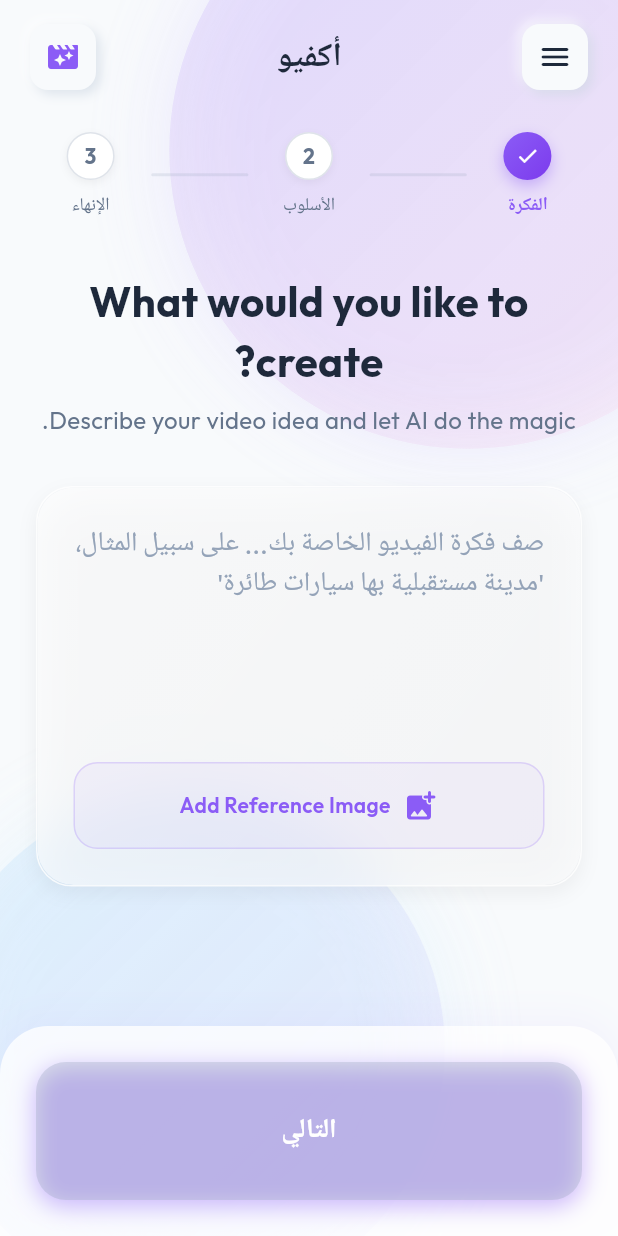
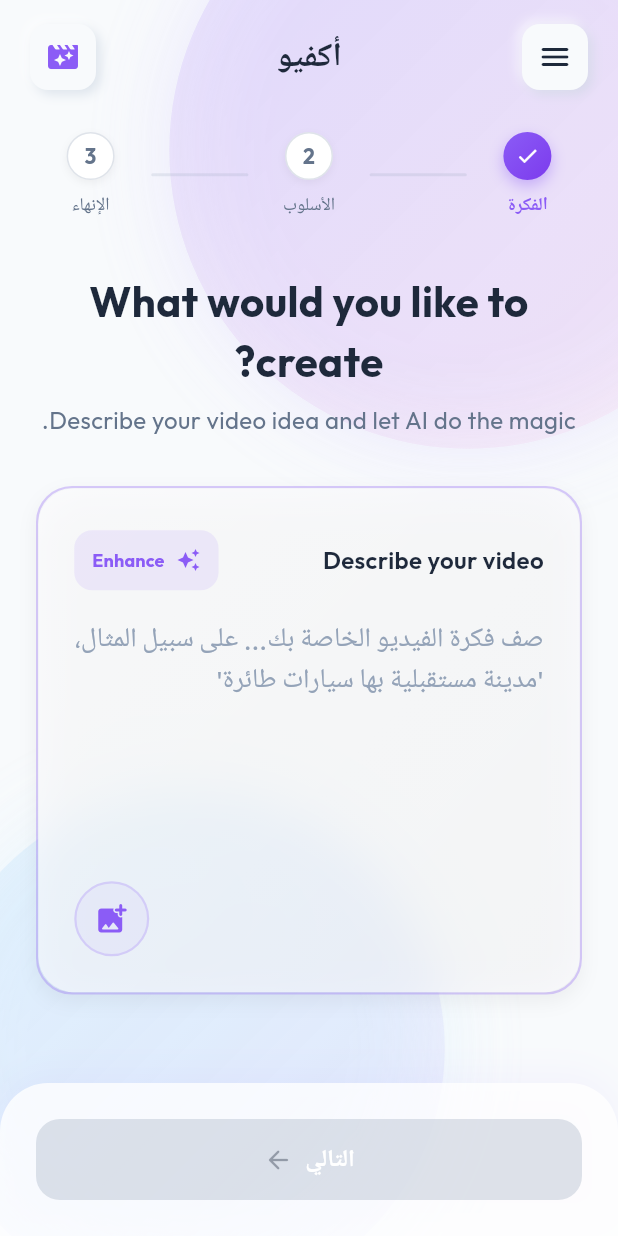
Before and after one commit to bardoun7894/aqviooApp, a Flutter app: the screen it shows once a user with an empty profile is signed in, on a phone screen of 412 x 824 dp. Run offline on Flutter 3.47's test engine with Material 3 defaults, Android fonts, the phone set to English and light mode, and no system bars; our stand-ins replace chewie, cloud_firestore, firebase_auth, firebase_core, flutter_dotenv, flutter_riverpod and 8 more; accounts and stored records are empty; project files that could hold a hidden picture were left out.

Commit message:
style: Apply glassmorphism and neumorphism to style configuration, updating fonts, colors, and spacing.

```diff
--- a/lib/core/widgets/neumorphic_container.dart
+++ b/lib/core/widgets/neumorphic_container.dart
@@ -13,6 +13,7 @@ class NeumorphicContainer extends StatelessWidget {
   final double intensity;
   final bool isConcave;
   final BoxShape shape;
+  final Border? border;
   final VoidCallback? onTap;
 
   const NeumorphicContainer({
@@ -28,6 +29,7 @@ class NeumorphicContainer extends StatelessWidget {
     this.intensity = 0.7,
     this.isConcave = false,
     this.shape = BoxShape.rectangle,
+    this.border,
     this.onTap,
   });
 
@@ -45,13 +47,14 @@ class NeumorphicContainer extends StatelessWidget {
       borderRadius:
           shape == BoxShape.circle ? null : BorderRadius.circular(borderRadius),
       shape: shape,
+      border: border,
       boxShadow: [
         // Top Left Shadow (Light)
         BoxShadow(
           color: isConcave ? darkShadow : lightShadow,
           offset:
               Offset(isConcave ? depth : -depth, isConcave ? depth : -depth),
-          blurRadius: depth * 2,
+          blurRadius: depth.abs() * 2,
           spreadRadius: 0.0,
         ),
         // Bottom Right Shadow (Dark)
@@ -59,7 +62,7 @@ class NeumorphicContainer extends StatelessWidget {
           color: isConcave ? lightShadow : darkShadow,
           offset:
               Offset(isConcave ? -depth : depth, isConcave ? -depth : depth),
-          blurRadius: depth * 2,
+          blurRadius: depth.abs() * 2,
           spreadRadius: 0.0,
         ),
       ],
--- a/lib/features/home/presentation/screens/home_screen.dart
+++ b/lib/features/home/presentation/screens/home_screen.dart
@@ -74,6 +74,29 @@ class _HomeScreenState extends ConsumerState<HomeScreen>
       _selectedImage = null;
     });
     ref.read(creationControllerProvider.notifier).updateImagePath(null);
+  }
+
+  void _enhancePrompt() {
+    final currentText = _promptController.text;
+    if (currentText.isEmpty) return;
+
+    // Mock AI Enhancement
+    final enhancedText = "$currentText (Enhanced with AI magic ✨)";
+
+    _promptController.text = enhancedText;
+    ref.read(creationControllerProvider.notifier).updatePrompt(enhancedText);
+
+    ScaffoldMessenger.of(context).showSnackBar(
+      SnackBar(
+        content: Text('Prompt enhanced! ✨'),
+        backgroundColor: AppColors.primaryPurple,
+        behavior: SnackBarBehavior.floating,
+        shape: RoundedRectangleBorder(
+          borderRadius: BorderRadius.circular(16),
+        ),
+        duration: const Duration(seconds: 1),
+      ),
+    );
   }
 
   bool _canProceedToNextStep() {
@@ -398,21 +421,66 @@ class _HomeScreenState extends ConsumerState<HomeScreen>
             borderRadius: 24,
             blurIntensity: 15,
             opacity: 0.6,
-            borderColor: AppColors.white.withOpacity(0.8),
+            borderColor:
+                AppColors.primaryPurple.withOpacity(0.3), // Visible border
+            borderWidth: 1.5,
             padding: const EdgeInsets.all(24),
             child: Column(
+              crossAxisAlignment: CrossAxisAlignment.start,
               children: [
-                TextField(
+                Row(
+                  mainAxisAlignment: MainAxisAlignment.spaceBetween,
+                  children: [
+                    Text(
+                      'Describe your video',
+                      style: GoogleFonts.outfit(
+                        fontSize: 16,
+                        fontWeight: FontWeight.w600,
+                        color: AppColors.textPrimary,
+                      ),
+                    ),
+                    // Enhance Button
+                    TextButton.icon(
+                      onPressed: _enhancePrompt,
+                      icon: const Icon(
+                        Icons.auto_awesome,
+                        size: 16,
+                        color: AppColors.primaryPurple,
+                      ),
+                      label: Text(
+                        'Enhance',
+                        style: GoogleFonts.outfit(
+                          fontSize: 12,
+                          fontWeight: FontWeight.bold,
+                          color: AppColors.primaryPurple,
+                        ),
+                      ),
+                      style: TextButton.styleFrom(
+                        padding: const EdgeInsets.symmetric(
+                            horizontal: 12, vertical: 6),
+                        backgroundColor:
+                            AppColors.primaryPurple.withOpacity(0.1),
+                        shape: RoundedRectangleBorder(
+                          borderRadius: BorderRadius.circular(12),
+                        ),
+                      ),
+                    ),
+                  ],
+                ),
+                const SizedBox(height: 16),
+                Container(
+                  constraints: const BoxConstraints(minHeight: 150),
+                  child: TextField(
                     controller: _promptController,
-                  minLines: 5,
-                  maxLines: 10,
+                    maxLines: null,
                     style: GoogleFonts.outfit(
                       fontSize: 18,
                       color: AppColors.textPrimary,
                       height: 1.5,
                     ),
                     decoration: InputDecoration(
-                    hintText: AppLocalizations.of(context)!.ideaStepPlaceholder,
+                      hintText:
+                          AppLocalizations.of(context)!.ideaStepPlaceholder,
                       hintStyle: GoogleFonts.outfit(
                         color: AppColors.textHint,
                         fontSize: 18,
@@ -424,6 +492,7 @@ class _HomeScreenState extends ConsumerState<HomeScreen>
                       contentPadding: EdgeInsets.zero,
                     ),
                     onChanged: (value) => setState(() {}),
+                  ),
                 ),
                 const SizedBox(height: 24),
 
@@ -459,32 +528,26 @@ class _HomeScreenState extends ConsumerState<HomeScreen>
                     ],
                   )
                 else
-                  GestureDetector(
+                  Align(
+                    alignment: Alignment.centerLeft,
+                    child: GestureDetector(
                       onTap: _pickImage,
                       child: Container(
-                      padding: const EdgeInsets.symmetric(vertical: 16),
+                        width: 50,
+                        height: 50,
                         decoration: BoxDecoration(
                           color: AppColors.primaryPurple.withOpacity(0.05),
-                        borderRadius: BorderRadius.circular(16),
+                          shape: BoxShape.circle,
                           border: Border.all(
                             color: AppColors.primaryPurple.withOpacity(0.2),
-                          style: BorderStyle.solid,
+                            width: 1.5,
                           ),
                         ),
-                      child: Row(
-                        mainAxisAlignment: MainAxisAlignment.center,
-                        children: [
-                          Icon(Icons.add_photo_alternate_rounded,
-                              color: AppColors.primaryPurple),
-                          const SizedBox(width: 8),
-                          Text(
-                            "Add Reference Image",
-                            style: GoogleFonts.outfit(
+                        child: Icon(
+                          Icons.add_photo_alternate_rounded,
                           color: AppColors.primaryPurple,
-                              fontWeight: FontWeight.w600,
+                          size: 24,
                         ),
-                          ),
-                        ],
                       ),
                     ),
                   ),
@@ -538,63 +601,39 @@ class _HomeScreenState extends ConsumerState<HomeScreen>
           if (currentStep > 0) const SizedBox(width: 16),
           Expanded(
             flex: 2,
-            child: AnimatedBuilder(
-              animation: _orbController,
-              builder: (context, child) {
-                return Container(
-                  decoration: BoxDecoration(
-                    borderRadius: BorderRadius.circular(20),
-                    boxShadow: [
-                      BoxShadow(
-                        color: AppColors.primaryPurple
-                            .withOpacity(0.4 + (_orbController.value * 0.2)),
-                        blurRadius: 12 + (_orbController.value * 8),
-                        spreadRadius: _orbController.value * 2,
-                        offset: const Offset(0, 4),
-                      ),
-                    ],
-                  ),
             child: ElevatedButton(
               onPressed: _canProceedToNextStep() ? _goToNextStep : null,
               style: ElevatedButton.styleFrom(
-                      padding: const EdgeInsets.symmetric(vertical: 18),
-                      backgroundColor: Colors.transparent,
-                      shadowColor: Colors.transparent,
+                backgroundColor: AppColors.primaryPurple,
+                foregroundColor: Colors.white,
+                padding: const EdgeInsets.symmetric(vertical: 16),
+                elevation: 0,
                 shape: RoundedRectangleBorder(
-                          borderRadius: BorderRadius.circular(20)),
+                  borderRadius: BorderRadius.circular(16),
+                ),
               ).copyWith(
-                      backgroundColor:
-                          MaterialStateProperty.resolveWith((states) {
+                backgroundColor: MaterialStateProperty.resolveWith((states) {
                   if (states.contains(MaterialState.disabled)) {
                     return AppColors.mediumGray.withOpacity(0.3);
                   }
-                        return null; // Use gradient
+                  return AppColors.primaryPurple;
                 }),
               ),
-                    child: Ink(
-                      decoration: BoxDecoration(
-                        gradient: _canProceedToNextStep()
-                            ? AppColors.iridescentGradient
-                            : null,
-                        borderRadius: BorderRadius.circular(20),
-                      ),
-                      child: Container(
-                        alignment: Alignment.center,
-                        constraints: const BoxConstraints(minHeight: 56),
-                        child: Text(
+              child: Row(
+                mainAxisAlignment: MainAxisAlignment.center,
+                children: [
+                  Text(
                     AppLocalizations.of(context)!.buttonNext,
                     style: GoogleFonts.outfit(
-                            fontSize: 18,
+                      fontSize: 16,
                       fontWeight: FontWeight.bold,
                       color: Colors.white,
-                            letterSpacing: 1,
                     ),
                   ),
+                  const SizedBox(width: 8),
+                  const Icon(Icons.arrow_forward_rounded, size: 20),
+                ],
               ),
-                    ),
-                  ),
-                );
-              },
             ),
           ),
         ],
```
Also changed, not shown: lib/features/home/presentation/widgets/review_finalize_step.dart (+79 -162 lines), lib/features/home/presentation/widgets/style_configuration_step.dart (+151 -115 lines), pubspec.lock. Lines whose indentation alone changed are shown as unchanged.
